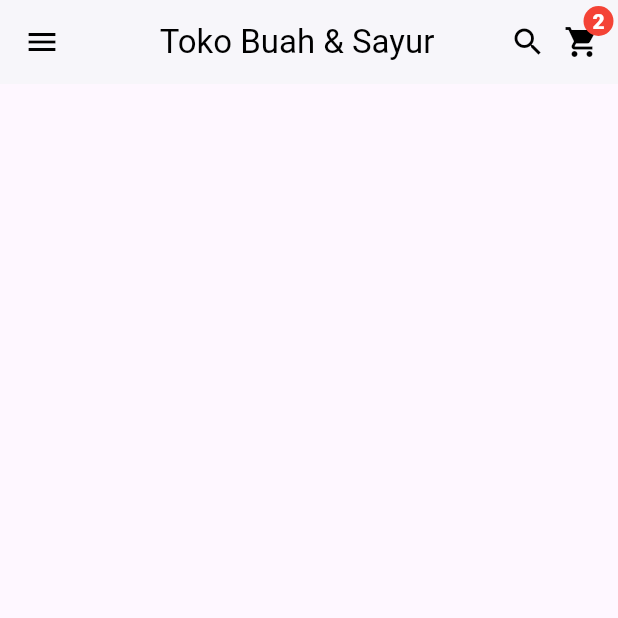
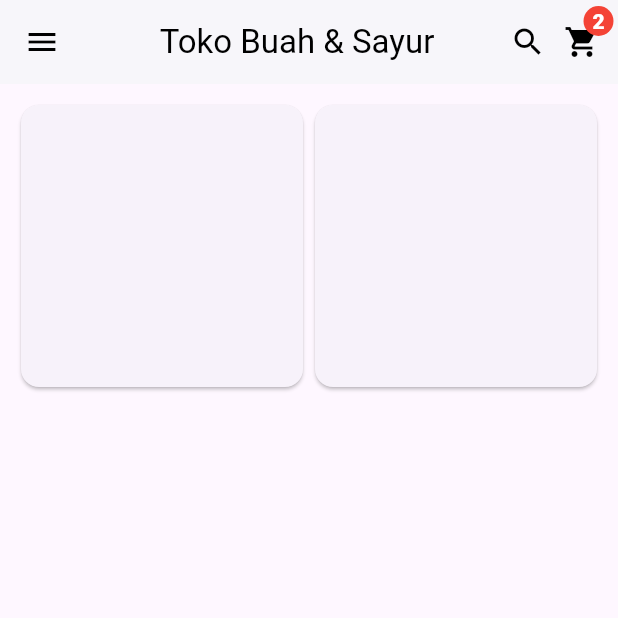
Before and after one commit to pudinmah/flutter_groceru_ui, a Flutter app: the screen it shows after launch, on a phone screen of 412 x 824 dp, the top half of it. Run offline on Flutter 3.47's test engine with Material 3 defaults, Android fonts, the light colour scheme and no system bars.

Commit message:
body Gridview

```diff
--- a/lib/main.dart
+++ b/lib/main.dart
@@ -78,6 +78,16 @@ class _MainPageState extends State<MainPage> {
           )
         ],
       ),
+      body: Container(
+        padding: const EdgeInsets.all(10),
+        child: GridView.count(
+          crossAxisCount: 2,
+          children: [
+            Card(),
+            Card(),
+          ],
+        ),
+      ),
     );
   }
 }
```
